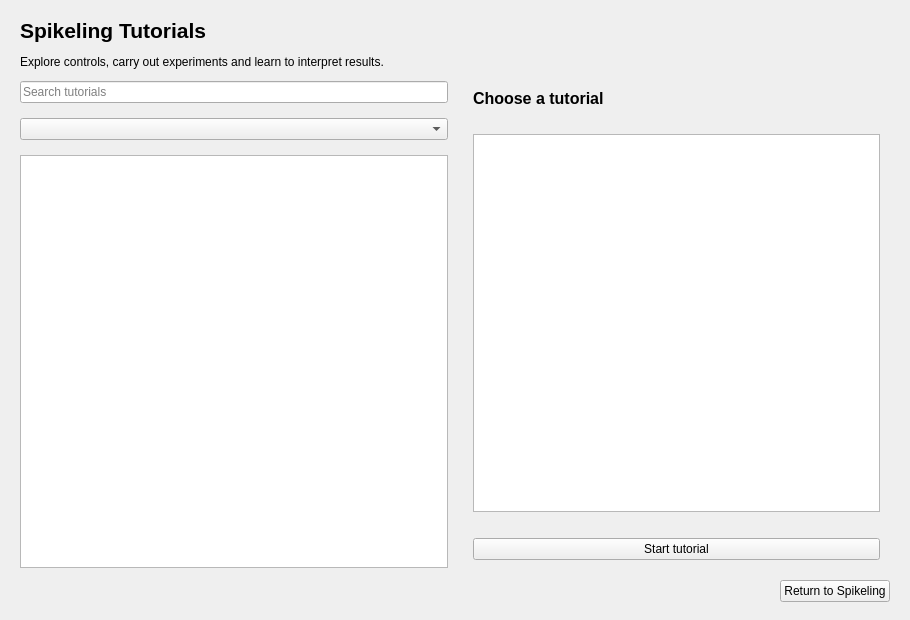
Old version of the form Software/GUI - PyQt6-PySide6/spikeling_gui/ui/forms/UI_TutorialCatalogue.ui in the repository OpenSourceNeuro/Spikeling.
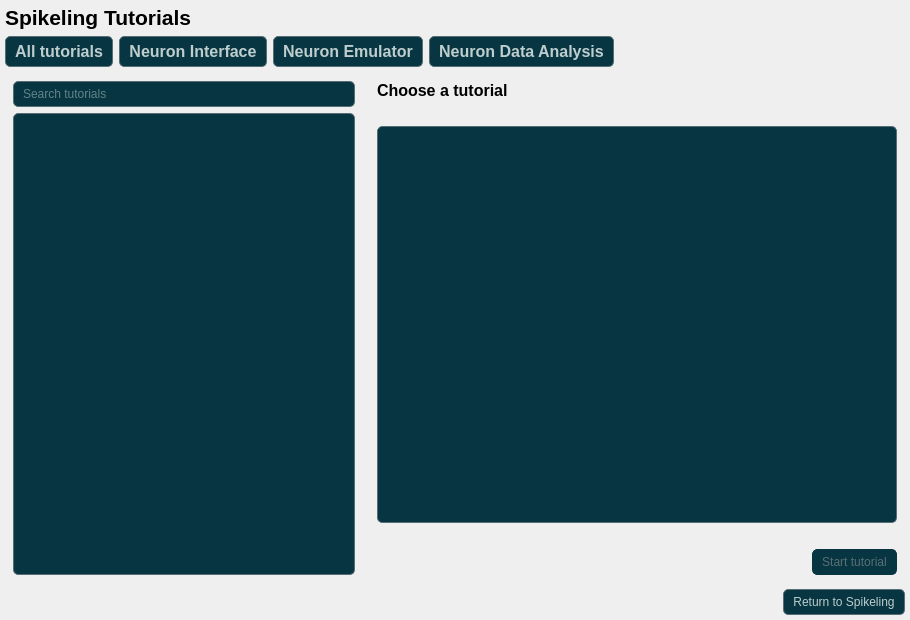
New version of the form.

Commit message: Update extracellular analysis and tutorials layouts

What changed in the file:
```diff
--- a/Software/GUI - PyQt6-PySide6/spikeling_gui/ui/forms/UI_TutorialCatalogue.ui
+++ b/Software/GUI - PyQt6-PySide6/spikeling_gui/ui/forms/UI_TutorialCatalogue.ui
@@ -16,22 +16,7 @@
     <height>440</height>
    </size>
   </property>
-  <layout class="QVBoxLayout" name="rootLayout">
-   <property name="leftMargin">
-    <number>20</number>
-   </property>
-   <property name="topMargin">
-    <number>18</number>
-   </property>
-   <property name="rightMargin">
-    <number>20</number>
-   </property>
-   <property name="bottomMargin">
-    <number>18</number>
-   </property>
-   <property name="spacing">
-    <number>12</number>
-   </property>
+  <layout class="QVBoxLayout" name="rootLayout" stretch="0,0,1,0">
    <item>
     <widget class="QLabel" name="titleLabel">
      <property name="text">
@@ -46,52 +31,216 @@
     </widget>
    </item>
    <item>
-    <widget class="QLabel" name="introLabel">
-     <property name="text">
-      <string>Explore controls, carry out experiments and learn to interpret results.</string>
+    <layout class="QHBoxLayout" name="categoryLayout">
+     <property name="leftMargin">
+      <number>0</number>
      </property>
-     <property name="wordWrap">
-      <bool>true</bool>
+     <property name="topMargin">
+      <number>0</number>
      </property>
-    </widget>
+     <property name="rightMargin">
+      <number>0</number>
+     </property>
+     <property name="bottomMargin">
+      <number>0</number>
+     </property>
+     <property name="spacing">
+      <number>6</number>
+     </property>
+     <item>
+      <widget class="QPushButton" name="allTutorialsTab">
+       <property name="text">
+        <string>All tutorials</string>
+       </property>
+       <property name="font">
+        <font>
+         <pointsize>12</pointsize>
+         <bold>true</bold>
+        </font>
+       </property>
+       <property name="minimumHeight">
+        <number>34</number>
+       </property>
+       <property name="checkable">
+        <bool>true</bool>
+       </property>
+       <property name="checked">
+        <bool>true</bool>
+       </property>
+       <property name="tutorialTab" stdset="0">
+        <bool>true</bool>
+       </property>
+       <attribute name="buttonGroup">
+        <string notr="true">categoryButtons</string>
+       </attribute>
+      </widget>
+     </item>
+     <item>
+      <widget class="QPushButton" name="neuronInterfaceTab">
+       <property name="text">
+        <string>Neuron Interface</string>
+       </property>
+       <property name="font">
+        <font>
+         <pointsize>12</pointsize>
+         <bold>true</bold>
+        </font>
+       </property>
+       <property name="minimumHeight">
+        <number>34</number>
+       </property>
+       <property name="checkable">
+        <bool>true</bool>
+       </property>
+       <property name="tutorialModule" stdset="0">
+        <string notr="true">Neuron Interface</string>
+       </property>
+       <property name="tutorialTab" stdset="0">
+        <bool>true</bool>
+       </property>
+       <attribute name="buttonGroup">
+        <string notr="true">categoryButtons</string>
+       </attribute>
+      </widget>
+     </item>
+     <item>
+      <widget class="QPushButton" name="neuronEmulatorTab">
+       <property name="text">
+        <string>Neuron Emulator</string>
+       </property>
+       <property name="font">
+        <font>
+         <pointsize>12</pointsize>
+         <bold>true</bold>
+        </font>
+       </property>
+       <property name="minimumHeight">
+        <number>34</number>
+       </property>
+       <property name="checkable">
+        <bool>true</bool>
+       </property>
+       <property name="tutorialModule" stdset="0">
+        <string notr="true">Neuron Emulator</string>
+       </property>
+       <property name="tutorialTab" stdset="0">
+        <bool>true</bool>
+       </property>
+       <attribute name="buttonGroup">
+        <string notr="true">categoryButtons</string>
+       </attribute>
+      </widget>
+     </item>
+     <item>
+      <widget class="QPushButton" name="neuronAnalysisTab">
+       <property name="text">
+        <string>Neuron Data Analysis</string>
+       </property>
+       <property name="font">
+        <font>
+         <pointsize>12</pointsize>
+         <bold>true</bold>
+        </font>
+       </property>
+       <property name="minimumHeight">
+        <number>34</number>
+       </property>
+       <property name="checkable">
+        <bool>true</bool>
+       </property>
+       <property name="tutorialModule" stdset="0">
+        <string notr="true">Neuron Data Analysis</string>
+       </property>
+       <property name="tutorialTab" stdset="0">
+        <bool>true</bool>
+       </property>
+       <attribute name="buttonGroup">
+        <string notr="true">categoryButtons</string>
+       </attribute>
+      </widget>
+     </item>
+     <item>
+      <spacer name="categorySpacer">
+       <property name="orientation">
+        <enum>Qt::Horizontal</enum>
+       </property>
+       <property name="sizeHint" stdset="0">
+        <size>
+         <width>0</width>
+         <height>0</height>
+        </size>
+       </property>
+      </spacer>
+     </item>
+    </layout>
    </item>
    <item>
-    <layout class="QHBoxLayout" name="bodyLayout">
-     <property name="spacing">
-      <number>15</number>
-     </property>
-     <item stretch="2">
-      <layout class="QVBoxLayout" name="leftLayout">
-       <item>
-        <widget class="QLineEdit" name="searchEdit">
-         <property name="placeholderText">
-          <string>Search tutorials</string>
-         </property>
-        </widget>
-       </item>
-       <item>
-        <widget class="QComboBox" name="categoryCombo"/>
-       </item>
-       <item>
-        <widget class="QListWidget" name="tutorialList"/>
-       </item>
-      </layout>
+    <layout class="QHBoxLayout" name="bodyLayout" stretch="2,3">
+     <item>
+      <widget class="QFrame" name="tutorialListFrame">
+       <property name="tutorialPanel" stdset="0">
+        <bool>true</bool>
+       </property>
+       <layout class="QVBoxLayout" name="leftLayout">
+        <property name="leftMargin">
+         <number>8</number>
+        </property>
+        <property name="topMargin">
+         <number>8</number>
+        </property>
+        <property name="rightMargin">
+         <number>8</number>
+        </property>
+        <property name="bottomMargin">
+         <number>8</number>
+        </property>
+        <property name="spacing">
+         <number>6</number>
+        </property>
+        <item>
+         <widget class="QLineEdit" name="searchEdit">
+          <property name="placeholderText">
+           <string>Search tutorials</string>
+          </property>
+          <property name="clearButtonEnabled">
+           <bool>true</bool>
+          </property>
+          <property name="accessibleName">
+           <string>Search tutorials</string>
+          </property>
+         </widget>
+        </item>
+        <item>
+         <widget class="QListWidget" name="tutorialList">
+          <property name="wordWrap">
+           <bool>true</bool>
+          </property>
+          <property name="accessibleName">
+           <string>Available tutorials</string>
+          </property>
+         </widget>
+        </item>
+       </layout>
+      </widget>
      </item>
-     <item stretch="3">
+     <item>
       <widget class="QFrame" name="detailsFrame">
        <layout class="QVBoxLayout" name="detailsLayout">
         <property name="leftMargin">
-         <number>10</number>
+         <number>8</number>
         </property>
         <property name="topMargin">
          <number>8</number>
         </property>
         <property name="rightMargin">
-         <number>10</number>
+         <number>8</number>
         </property>
         <property name="bottomMargin">
          <number>8</number>
         </property>
+        <property name="spacing">
+         <number>6</number>
+        </property>
         <item>
          <widget class="QLabel" name="nameLabel">
           <property name="text">
@@ -129,16 +278,22 @@
           </property>
          </widget>
         </item>
-        <item>
+        <item alignment="Qt::AlignRight">
          <widget class="QPushButton" name="startButton">
           <property name="text">
            <string>Start tutorial</string>
           </property>
+          <property name="enabled">
+           <bool>false</bool>
+          </property>
          </widget>
         </item>
        </layout>
       </widget>
      </item>
+     <property name="spacing">
+      <number>6</number>
+     </property>
     </layout>
    </item>
    <item>
@@ -151,7 +306,7 @@
        <property name="sizeHint" stdset="0">
         <size>
          <width>40</width>
-         <height>20</height>
+         <height>0</height>
         </size>
        </property>
       </spacer>
@@ -165,7 +320,82 @@
      </item>
     </layout>
    </item>
+   <property name="leftMargin">
+    <number>5</number>
+   </property>
+   <property name="topMargin">
+    <number>5</number>
+   </property>
+   <property name="rightMargin">
+    <number>5</number>
+   </property>
+   <property name="bottomMargin">
+    <number>5</number>
+   </property>
+   <property name="spacing">
+    <number>6</number>
+   </property>
   </layout>
+  <property name="styleSheet">
+   <string notr="true">QPushButton {
+    background: #073642;
+    color: #BECDCD;
+    border: 1px solid #586E75;
+    border-radius: 5px;
+    padding: 5px 9px;
+}
+QPushButton:hover {
+    border-color: #268BD2;
+}
+QPushButton:focus {
+    border: 2px solid #268BD2;
+}
+QPushButton:disabled {
+    color: #586E75;
+    border-color: #073642;
+}
+QLineEdit, QListWidget, QTextBrowser {
+    background: #073642;
+    color: #BECDCD;
+    border: 1px solid #586E75;
+    border-radius: 5px;
+    padding: 4px 7px;
+}
+QLineEdit:focus, QListWidget:focus, QTextBrowser:focus {
+    border: 2px solid #268BD2;
+}
+QPushButton[tutorialTab="true"] {
+    color: #BECDCD;
+    background: transparent;
+    border: 0;
+    border-bottom: 2px solid transparent;
+    padding: 5px 10px;
+}
+QPushButton[tutorialTab="true"]:checked {
+    color: #268BD2;
+    border-bottom: 2px solid #268BD2;
+}
+QPushButton[tutorialTab="true"]:hover, QPushButton[tutorialTab="true"]:focus {
+    background: #073642;
+}
+QFrame[tutorialPanel="true"] {
+    background: #002B36;
+    border: 1px solid #073642;
+    border-radius: 8px;
+}
+QListWidget {
+    outline: 0;
+}
+QListWidget::item {
+    padding: 5px;
+}
+QListWidget::item:selected {
+    color: #BECDCD;
+    background: #002B36;
+    border-left: 2px solid #268BD2;
+}
+</string>
+  </property>
  </widget>
  <resources/>
  <connections/>
```
Left out of the diff: 6 changed lines with no effect on the pictures. The commit also changes 22 other files.
